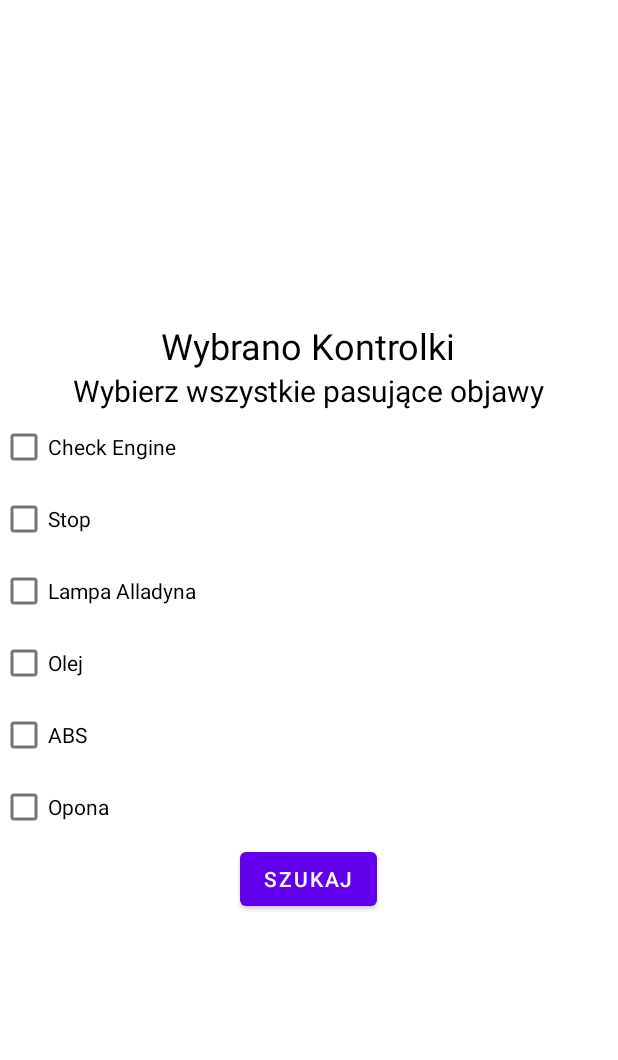
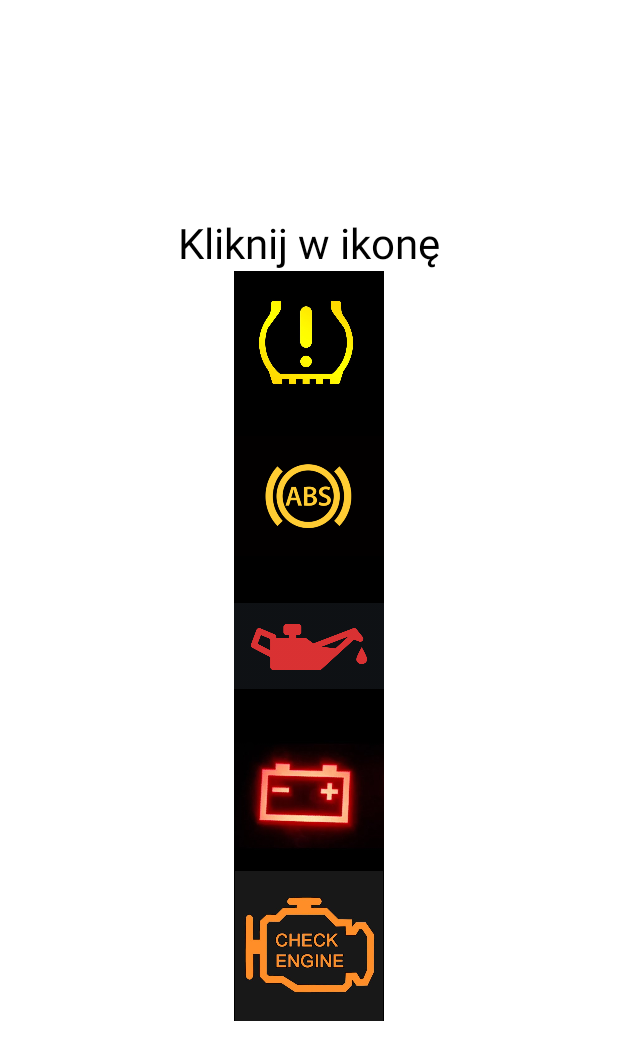
Before and after one commit to ksared/CarFaultDetector, an Android app: the layout tree_kontrolki.xml on its own in the app's theme, with its tools: preview values and no code run, on a phone screen of 412 x 824 dp. Shown: the top 1060 px of the screen. Run offline under Robolectric (Android 15) with nearby library versions, the phone set to English and light mode, and no system bars.

Commit message:
kontrolki

```diff
--- a/app/src/main/java/com/example/carfaultdetector/view/FaultDecisionTree.java
+++ b/app/src/main/java/com/example/carfaultdetector/view/FaultDecisionTree.java
@@ -9,6 +9,7 @@ import android.os.Bundle;
 import android.view.View;
 import android.widget.Button;
 import android.widget.CheckBox;
+import android.widget.ImageButton;
 
 import com.example.carfaultdetector.R;
 import com.example.carfaultdetector.ViewModel.FaultDecisionTreeViewModel;
@@ -57,8 +58,6 @@ public class FaultDecisionTree extends AppCompatActivity {
                 CheckBox halasObroty = findViewById(R.id.halastreeHalasNaObrotach);
                 CheckBox szarpanie = findViewById(R.id.halastreeSzarpanie);
                 Button halasButton = findViewById(R.id.halasTreefindFaultButton);
-
-
 
                 halasButton.setOnClickListener(new View.OnClickListener() {
                     @Override
@@ -154,7 +153,60 @@ public class FaultDecisionTree extends AppCompatActivity {
         kontrolkiButton.setOnClickListener(new View.OnClickListener() {
             @Override
             public void onClick(View view) {
+
                 setContentView(R.layout.tree_kontrolki);
+
+                ImageButton absImageButton = findViewById(R.id.absIndicator);
+                ImageButton accumulatorImageButton = findViewById(R.id.accumulator);
+                ImageButton oilImageButton = findViewById(R.id.oil);
+                ImageButton checkEngineImageButton = findViewById(R.id.checkEngine);
+                ImageButton tpmsImageButton = findViewById(R.id.tpms);
+
+                absImageButton.setOnClickListener(new View.OnClickListener() {
+                    @Override
+                    public void onClick(View view) {
+                        AlertDialog.Builder builder = new AlertDialog.Builder(FaultDecisionTree.this);
+                        builder.setTitle("Opis kontrolki");
+                        builder.setMessage("Awaria układu hamulcowego");
+                        builder.show();
+                    }
+                });
+                accumulatorImageButton.setOnClickListener(new View.OnClickListener() {
+                    @Override
+                    public void onClick(View view) {
+                        AlertDialog.Builder builder = new AlertDialog.Builder(FaultDecisionTree.this);
+                        builder.setTitle("Opis kontrolki");
+                        builder.setMessage("Brak ładowania akumulatora");
+                        builder.show();
+                    }
+                });
+                oilImageButton.setOnClickListener(new View.OnClickListener() {
+                    @Override
+                    public void onClick(View view) {
+                        AlertDialog.Builder builder = new AlertDialog.Builder(FaultDecisionTree.this);
+                        builder.setTitle("Opis kontrolki");
+                        builder.setMessage("Niskie ciśnienie oleju");
+                        builder.show();
+                    }
+                });
+                checkEngineImageButton.setOnClickListener(new View.OnClickListener() {
+                    @Override
+                    public void onClick(View view) {
+                        AlertDialog.Builder builder = new AlertDialog.Builder(FaultDecisionTree.this);
+                        builder.setTitle("Opis kontrolki");
+                        builder.setMessage("Check engine - awaria silnika");
+                        builder.show();
+                    }
+                });
+                tpmsImageButton.setOnClickListener(new View.OnClickListener() {
+                    @Override
+                    public void onClick(View view) {
+                        AlertDialog.Builder builder = new AlertDialog.Builder(FaultDecisionTree.this);
+                        builder.setTitle("Opis kontrolki");
+                        builder.setMessage("Niskie ciśnienie w oponach");
+                        builder.show();
+                    }
+                });
             }
         });
     }
--- a/app/src/main/res/layout/tree_kontrolki.xml
+++ b/app/src/main/res/layout/tree_kontrolki.xml
@@ -3,58 +3,64 @@
     android:layout_height="match_parent"
     android:orientation="vertical"
     android:gravity="center">
+
     <TextView
-        android:id="@+id/controlTreeTextView"
+        android:id="@+id/indicatorTextview"
         android:layout_width="wrap_content"
         android:layout_height="wrap_content"
-        android:textSize="24dp"
+        android:textSize="28dp"
         android:textColor="@color/black"
-        android:text="Wybrano Kontrolki"/>
-    <TextView
-        android:id="@+id/controlTreeSubTextView"
-        android:layout_width="wrap_content"
-        android:layout_height="wrap_content"
-        android:textSize="20dp"
-        android:textColor="@color/black"
-        android:text="Wybierz wszystkie pasujące objawy"/>
+        android:text="Kliknij w ikonę"/>
 
-    <CheckBox
-        android:id="@+id/controlTreeCheckEngine"
-        android:layout_width="match_parent"
-        android:layout_height="wrap_content"
-        android:text="Check Engine" />
-    <CheckBox
-        android:id="@+id/controlTreeStop"
-        android:layout_width="match_parent"
-        android:layout_height="wrap_content"
-        android:text="Stop" />
-    <CheckBox
-        android:id="@+id/controlTreeLampa"
-        android:layout_width="match_parent"
-        android:layout_height="wrap_content"
-        android:text="Lampa Alladyna" />
-    <CheckBox
-        android:id="@+id/controlTreeOlej"
-        android:layout_width="match_parent"
-        android:layout_height="wrap_content"
-        android:text="Olej" />
-    <CheckBox
-        android:id="@+id/controlTreeABS"
-        android:layout_width="match_parent"
-        android:layout_height="wrap_content"
-        android:text="ABS" />
-    <CheckBox
-        android:id="@+id/controlTreeOpona"
-        android:layout_width="match_parent"
-        android:layout_height="wrap_content"
-        android:text="Opona" />
+    <ImageButton
+        android:id="@+id/tpms"
+        android:layout_width="100dp"
+        android:layout_height="100dp"
+        android:background="@color/black"
+        android:src="@drawable/tpms"
+        android:scaleType="fitCenter"
+        android:adjustViewBounds="true"
+        android:layout_gravity="center"/>
 
+    <ImageButton
+        android:id="@+id/absIndicator"
+        android:layout_width="100dp"
+        android:layout_height="100dp"
+        android:background="@color/black"
+        android:src="@drawable/abs"
+        android:scaleType="fitCenter"
+        android:adjustViewBounds="true"
+        android:layout_gravity="center"/>
 
-    <Button
-        android:id="@+id/controlTreefindFaultButton"
-        android:layout_width="wrap_content"
-        android:layout_height="wrap_content"
-        android:text="Szukaj"/>
+    <ImageButton
+        android:id="@+id/oil"
+        android:layout_width="100dp"
+        android:layout_height="100dp"
+        android:background="@color/black"
+        android:src="@drawable/alladinlamp"
+        android:scaleType="fitCenter"
+        android:adjustViewBounds="true"
+        android:layout_gravity="center"/>
+
+    <ImageButton
+        android:id="@+id/accumulator"
+        android:layout_width="100dp"
+        android:layout_height="100dp"
+        android:background="@color/black"
+        android:src="@drawable/accumulator"
+        android:scaleType="fitCenter"
+        android:adjustViewBounds="true"
+        android:layout_gravity="center"/>
+
+    <ImageButton
+        android:id="@+id/checkEngine"
+        android:layout_width="100dp"
+        android:layout_height="100dp"
+        android:background="@color/black"
+        android:src="@drawable/checkengine"
+        android:scaleType="fitCenter"
+        android:adjustViewBounds="true"
+        android:layout_gravity="center"/>
 
 
 
```
Also changed, not shown: app/src/main/res/drawable/abs.png (added), app/src/main/res/drawable/accumulator.jpg (added), app/src/main/res/drawable/alladinlamp.png (added), app/src/main/res/drawable/checkengine.jpg (added), app/src/main/res/drawable/tpms.jpg (added).
